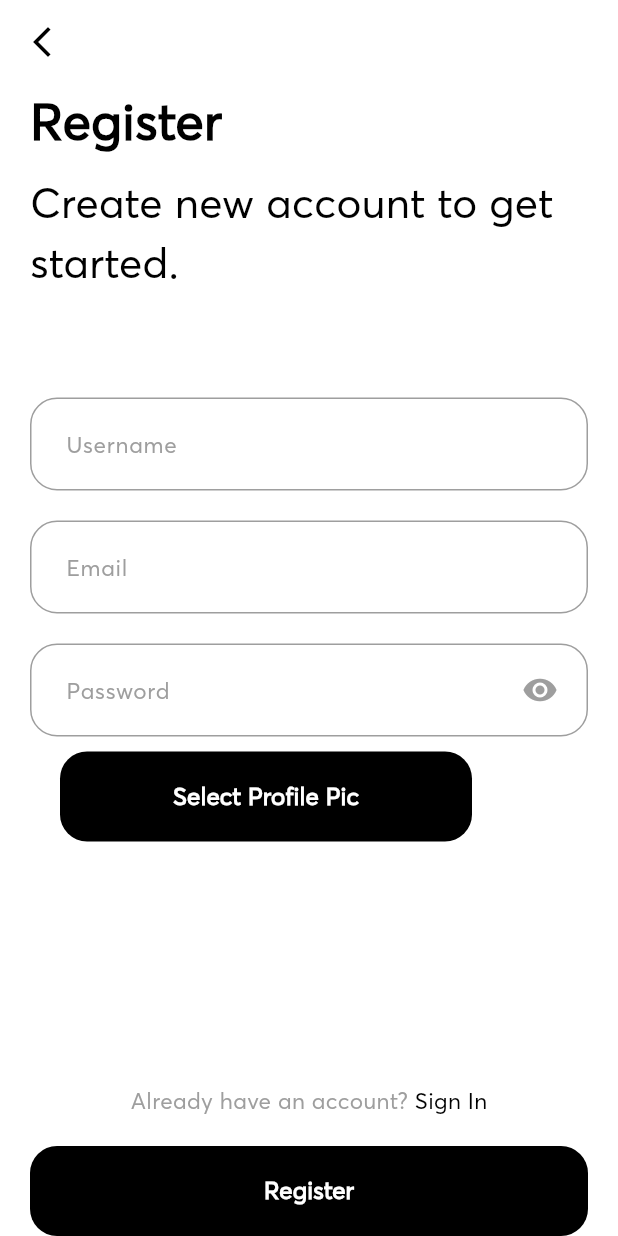
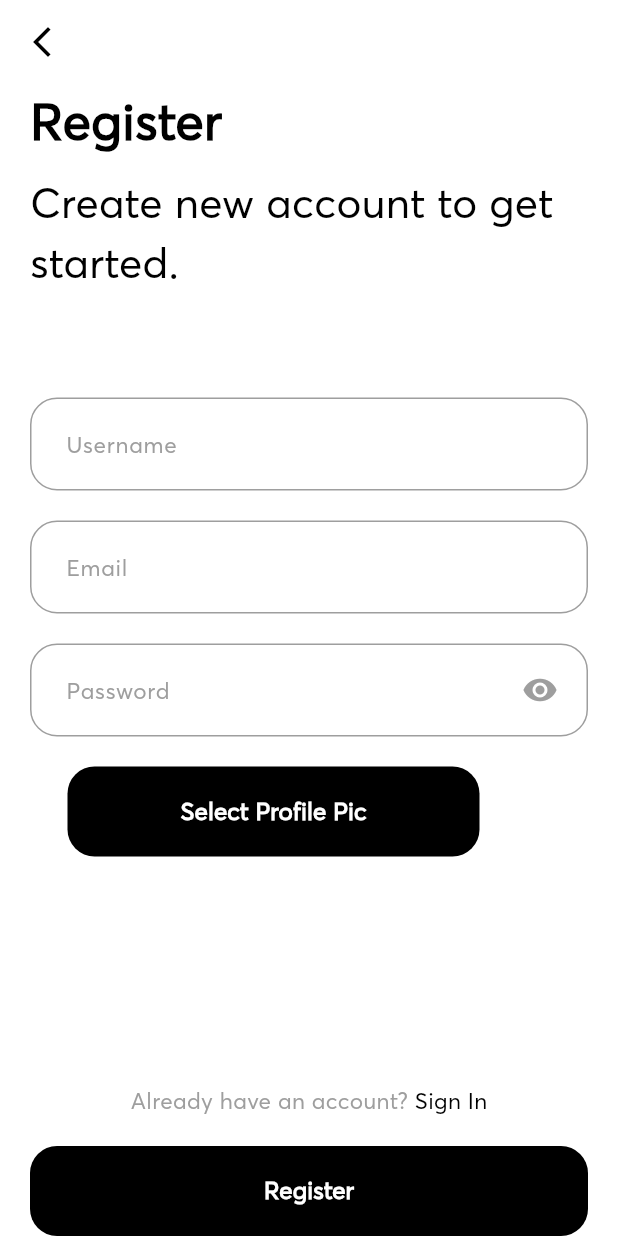
Before and after one commit to Dev-Adnani/ScreTask-Flutter, a Flutter app: the SignUpScreen screen opened by its route, on a phone screen of 412 x 824 dp. Run offline on Flutter 3.47's test engine with Material 2 defaults, Android fonts, the phone set to English and light mode, and no system bars; our stand-ins replace dotted_border, file_picker, local_auth, lottie, percent_indicator, shared_preferences; missing offline and left inert: cloudinary_sdk, local_auth_android, local_auth_ios; accounts and stored records are empty.

```diff
--- a/lib/app/providers/app.provider.dart
+++ b/lib/app/providers/app.provider.dart
@@ -1,10 +1,12 @@
 import 'package:provider/provider.dart';
 import 'package:provider/single_child_widget.dart';
+import 'package:scretask/core/services/local.auth.service.dart';
 import 'package:scretask/core/services/photo.service.dart';
 import 'package:scretask/core/util/obscure.text.util.dart';
 
 class AppProvider {
   static List<SingleChildWidget> providers = [
+    ChangeNotifierProvider(create: (_) => LocalAuthService()),
     ChangeNotifierProvider(create: (_) => ObscureTextUtil()),
     ChangeNotifierProvider(create: (_) => PhotoService()),
   ];
--- a/lib/app/routes/app.routes.dart
+++ b/lib/app/routes/app.routes.dart
@@ -6,10 +6,7 @@ import 'package:scretask/presentation/signupScreen/signup.screen.dart';
 import 'package:scretask/presentation/splashScreen/splash.screen.dart';
 import 'package:scretask/presentation/taskScreens/createTaskScreen/create.tasks.screen.dart';
 import 'package:scretask/presentation/taskScreens/detailsTaskScreen/details.tasks.screen.dart';
-import 'package:scretask/presentation/taskScreens/healthTaskScreen/health.tasks.screen.dart';
 import 'package:scretask/presentation/taskScreens/noTaskScreen/no.tasks.screen.dart';
-import 'package:scretask/presentation/taskScreens/personalTaskScreen/personal.tasks.screen.dart';
-import 'package:scretask/presentation/taskScreens/workTaskScreen/work.tasks.screen.dart';
 
 class AppRouter {
   static const String homeRoute = "/home";
@@ -66,24 +63,7 @@ class AppRouter {
             builder: (_) => const SplashScreen(),
           );
         }
-      case healthTaskRoute:
-        {
-          return MaterialPageRoute(
-            builder: (_) => const HealthTaskScreen(),
-          );
-        }
-      case workTaskRoute:
-        {
-          return MaterialPageRoute(
-            builder: (_) => const WorkTaskScreen(),
-          );
-        }
-      case personalTaskRoute:
-        {
-          return MaterialPageRoute(
-            builder: (_) => const PersonalTaskScreen(),
-          );
-        }
+
       case createTaskRoute:
         {
           return MaterialPageRoute(
--- a/lib/main.dart
+++ b/lib/main.dart
@@ -43,7 +43,7 @@ class Core extends StatelessWidget {
       ),
       debugShowCheckedModeBanner: false,
       onGenerateRoute: AppRouter.generateRoute,
-      initialRoute: AppRouter.homeRoute,
+      initialRoute: AppRouter.splashRoute,
     );
   }
 }
--- a/lib/presentation/signupScreen/signup.screen.dart
+++ b/lib/presentation/signupScreen/signup.screen.dart
@@ -100,6 +100,9 @@ class SignUpScreen extends StatelessWidget {
                               ],
                             ),
                           ),
+                          SizedBox(
+                            height: 10,
+                          ),
                           DisplayPhotoSignUp(),
                         ],
                       ),
--- a/lib/presentation/signupScreen/widget/display.signup.screen.dart
+++ b/lib/presentation/signupScreen/widget/display.signup.screen.dart
@@ -15,7 +15,7 @@ class DisplayPhotoSignUp extends StatelessWidget {
         ClipRRect(
           borderRadius: BorderRadius.circular(8.0),
           child: Provider.of<PhotoService>(context, listen: true).file == null
-                ? Container()
+              ? null
               : Image.file(
                   height: 60,
                   width: 60,
@@ -26,9 +26,10 @@ class DisplayPhotoSignUp extends StatelessWidget {
                         .first
                         .path!,
                   ),
-                  )),
+                ),
+        ),
         SizedBox(
-          width: 20,
+          width: 25,
         ),
         Container(
           height: 60,
--- a/pubspec.yaml
+++ b/pubspec.yaml
@@ -13,14 +13,15 @@ dependencies:
   file_picker: ^4.6.0
   flutter:
     sdk: flutter
+  local_auth: ^2.1.0
   lottie: ^1.3.0
   percent_indicator: ^4.2.2
   provider: ^6.0.3
   shared_preferences: ^2.0.15
 
 dev_dependencies:
+  device_preview: ^1.1.0
   flutter_lints: ^2.0.0
-  device_preview: ^1.1.0
   flutter_test:
     sdk: flutter
 
```
Also changed, not shown: lib/core/services/local.auth.service.dart (added, +43 -0 lines), lib/presentation/splashScreen/splash.screen.dart (+17 -2 lines), lib/presentation/taskScreens/healthTaskScreen/health.tasks.screen.dart (deleted, +0 -14 lines), lib/presentation/taskScreens/personalTaskScreen/personal.tasks.screen.dart (deleted, +0 -14 lines), lib/presentation/taskScreens/workTaskScreen/work.tasks.screen.dart (deleted, +0 -14 lines), pubspec.lock, 5 other files. Lines whose indentation alone changed are shown as unchanged.
